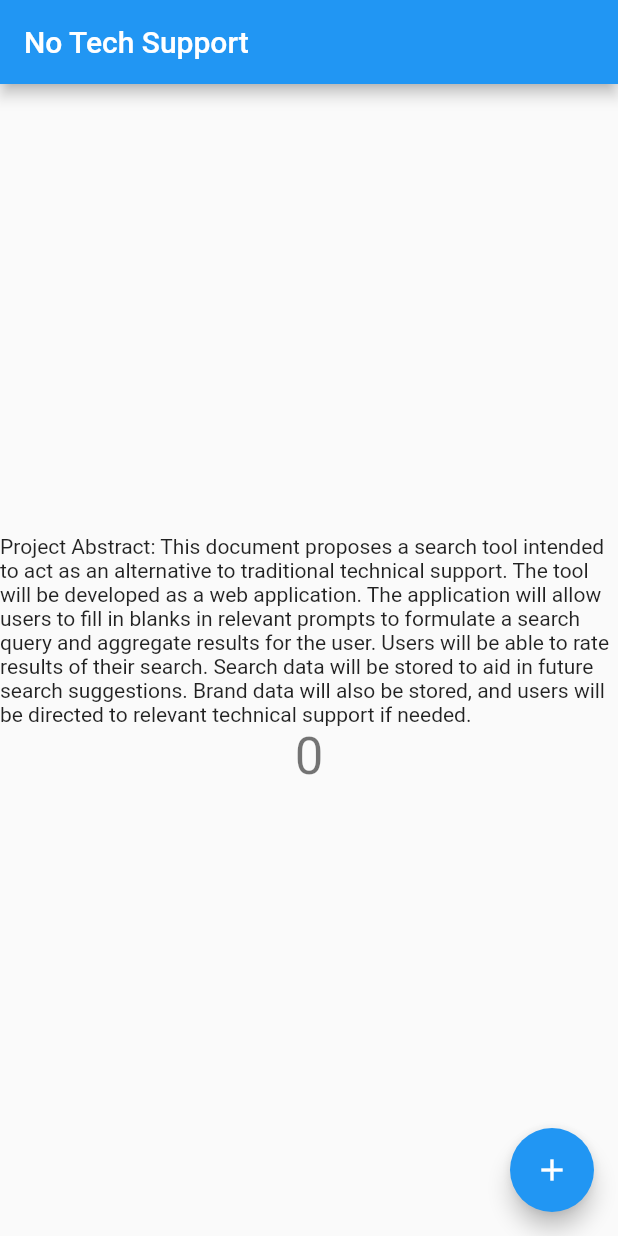
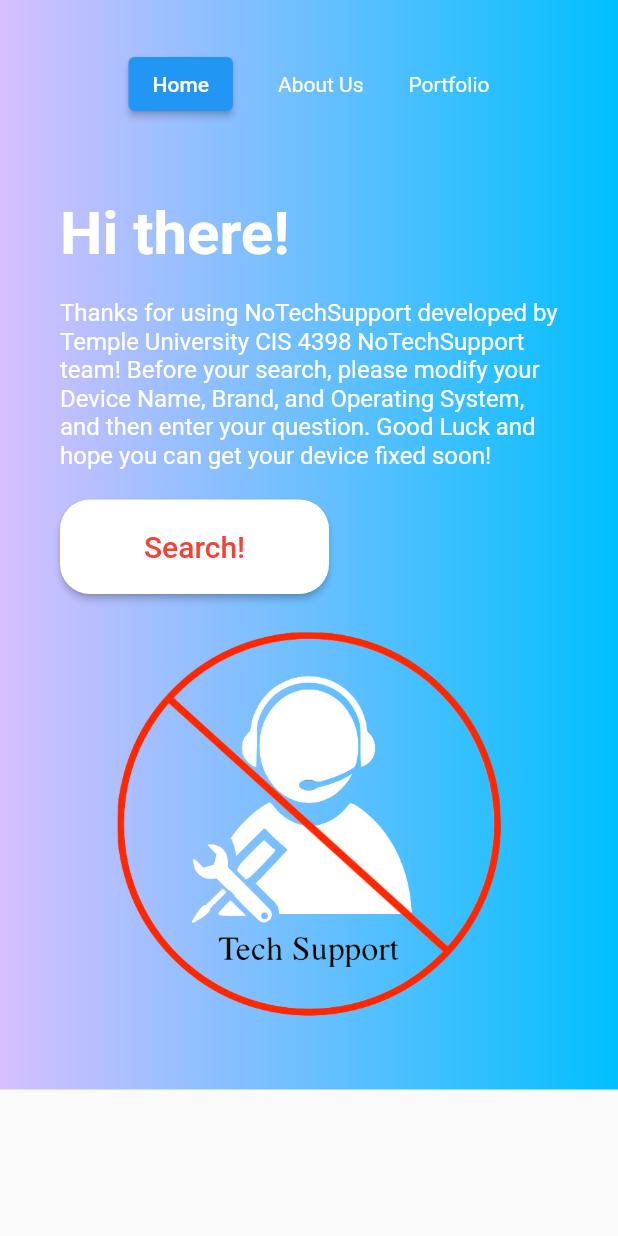
Before and after one commit to Capstone-Projects-2021-Fall/project-teams-no-tech-support, a Flutter app: the screen it shows after launch, on a phone screen of 412 x 824 dp. Run offline on Flutter 3.47's test engine with Material 2 defaults, Android fonts, the phone set to English and light mode, and no system bars; Roboto replaces fonts that are missing (Montserrat).

Commit message:
Added homepage with all the buttons

```diff
--- /dev/null
+++ b/Frontend/lib/Components/Navbar.dart
@@ -0,0 +1,140 @@
+import 'package:flutter/material.dart';
+import 'package:myapp/Screens/searchPage.dart';
+
+class Navbar extends StatelessWidget {
+  @override
+  Widget build(BuildContext context) {
+    return LayoutBuilder(
+      builder: (context, constraints) {
+        if (constraints.maxWidth > 1200) {
+          return DesktopNavbar();
+        } else if (constraints.maxWidth > 800 && constraints.maxWidth < 1200) {
+          return DesktopNavbar();
+        } else {
+          return MobileNavbar();
+        }
+      },
+    );
+  }
+}
+
+class DesktopNavbar extends StatelessWidget {
+  @override
+  Widget build(BuildContext context) {
+    return Padding(
+      padding: const EdgeInsets.symmetric(vertical: 20, horizontal: 40),
+      child: Container(
+        child: Row(
+          mainAxisAlignment: MainAxisAlignment.spaceBetween,
+          children: <Widget>[
+            Text(
+              "NoTechSupport",
+              style: TextStyle(
+                  fontWeight: FontWeight.bold,
+                  color: Colors.white,
+                  fontSize: 30),
+            ),
+            Row(
+              children: <Widget>[
+                TextButton(
+                  child: Text("Home ", style: TextStyle(color: Colors.white),),
+                  onPressed: (){
+                    //Navigator.of(context).push(
+                        //MaterialPageRoute(builder: (context) => searchPage())
+                        //);
+                  },
+                  //style: TextStyle(color: Colors.white),
+                ),
+                SizedBox(
+                  width: 30,
+                ),
+                 TextButton(
+                  child: Text("About ", style: TextStyle(color: Colors.white),),
+                  onPressed: (){
+                    //Navigator.of(context).push(
+                        //MaterialPageRoute(builder: (context) => searchPage()));
+                  },
+                  //style: TextStyle(color: Colors.white),
+                ),
+                SizedBox(
+                  width: 30,
+                ),
+                 TextButton(
+                  child: Text("Search", style: TextStyle(color: Colors.white),),
+                  onPressed: (){
+                    //Navigator.of(context).push(
+                        //MaterialPageRoute(builder: (context) => searchPage()));
+                  },
+                  //style: TextStyle(color: Colors.white),
+                ),
+                //Text(
+                //  "Search",
+                //  style: TextStyle(color: Colors.white),
+                //),
+                SizedBox(
+                  width: 30,
+                ),
+                MaterialButton(
+                  color: Colors.pink,
+                  shape: RoundedRectangleBorder(
+                      borderRadius: BorderRadius.all(Radius.circular(20.0))),
+                  onPressed: () {
+                    //Navigator.of(context).push(
+                        //MaterialPageRoute(builder: (context) => searchPage()));
+                  },
+                  child: Text(
+                    "Get Started",
+                    style: TextStyle(color: Colors.white),
+                  ),
+                )
+              ],
+            )
+          ],
+        ),
+      ),
+    );
+  }
+}
+
+class MobileNavbar extends StatelessWidget {
+  @override
+  Widget build(BuildContext context) {
+    return Padding(
+      padding: const EdgeInsets.symmetric(vertical: 20, horizontal: 40),
+      child: Container(
+        child: Column(children: <Widget>[
+          Padding(
+            padding: const EdgeInsets.all(12.0),
+            child: Row(
+              mainAxisAlignment: MainAxisAlignment.center,
+              children: <Widget>[
+                ElevatedButton(
+                  onPressed: () {
+                    //Navigator.of(context).push(
+                        //MaterialPageRoute(builder: (context) => searchPage()));
+                  },
+                  child: Text("Home"),
+                  //style: TextStyle(color: Colors.white),
+                ),
+                SizedBox(
+                  width: 30,
+                ),
+                Text(
+                  "About Us",
+                  style: TextStyle(color: Colors.white),
+                ),
+                SizedBox(
+                  width: 30,
+                ),
+                Text(
+                  "Portfolio",
+                  style: TextStyle(color: Colors.white),
+                ),
+              ],
+            ),
+          )
+        ]),
+      ),
+    );
+  }
+}
--- /dev/null
+++ b/Frontend/lib/Screens/homePage.dart
@@ -0,0 +1,69 @@
+import 'package:flutter/material.dart';
+
+class homePage extends StatelessWidget {
+  List<Widget> pageChildren(double width) {
+    return <Widget>[
+      Container(
+        width: width,
+        child: Column(
+          crossAxisAlignment: CrossAxisAlignment.start,
+          children: <Widget>[
+            Text(
+              "Hi there!",
+              style: TextStyle(
+                  fontWeight: FontWeight.bold,
+                  fontSize: 40.0,
+                  color: Colors.white),
+            ),
+            Padding(
+              padding: const EdgeInsets.symmetric(vertical: 20.0),
+              child: Text(
+                "Thanks for using NoTechSupport developed by Temple University CIS 4398 NoTechSupport team! Before your search, please modify your Device Name, Brand, and Operating System, and then enter your question. Good Luck and hope you can get your device fixed soon!",
+                style: TextStyle(fontSize: 16.0, color: Colors.white),
+              ),
+            ),
+            MaterialButton(
+              color: Colors.white,
+              shape: RoundedRectangleBorder(
+                  borderRadius: BorderRadius.all(Radius.circular(20.0))),
+              onPressed: () {},
+              child: Padding(
+                padding: const EdgeInsets.symmetric(
+                    vertical: 20.0, horizontal: 40.0),
+                child: Text(
+                  "Search!",
+                  style: TextStyle(fontSize: 20.0, color: Colors.red),
+                ),
+              ),
+            )
+          ],
+        ),
+      ),
+      Padding(
+        padding: const EdgeInsets.symmetric(vertical: 20.0),
+        child: Image.asset(
+          "assets/images/image1.png",
+          width: width,
+        ),
+      )
+    ];
+  }
+
+  @override
+  Widget build(BuildContext context) {
+    return LayoutBuilder(
+      builder: (context, constraints) {
+        if (constraints.maxWidth > 800) {
+          return Row(
+            mainAxisAlignment: MainAxisAlignment.center,
+            children: pageChildren(constraints.biggest.width / 2),
+          );
+        } else {
+          return Column(
+            children: pageChildren(constraints.biggest.width),
+          );
+        }
+      },
+    );
+  }
+}
--- a/Frontend/lib/main.dart
+++ b/Frontend/lib/main.dart
@@ -1,115 +1,49 @@
 import 'package:flutter/material.dart';
+import 'package:myapp/Screens/homePage.dart';
+import 'package:myapp/Components/Navbar.dart';
+import 'package:myapp/Screens/searchPage.dart';
 
-void main() {
-  runApp(const MyApp());
-}
+void main() => runApp(MyApp());
 
 class MyApp extends StatelessWidget {
-  const MyApp({Key? key}) : super(key: key);
 
-  // This widget is the root of your application.
   @override
   Widget build(BuildContext context) {
     return MaterialApp(
-      title: 'Flutter Demo',
-      theme: ThemeData(
-        // This is the theme of your application.
-        //
-        // Try running your application with "flutter run". You'll see the
-        // application has a blue toolbar. Then, without quitting the app, try
-        // changing the primarySwatch below to Colors.green and then invoke
-        // "hot reload" (press "r" in the console where you ran "flutter run",
-        // or simply save your changes to "hot reload" in a Flutter IDE).
-        // Notice that the counter didn't reset back to zero; the application
-        // is not restarted.
-        primarySwatch: Colors.blue,
-      ),
-      home: const MyHomePage(title: 'No Tech Support'),
+      title: 'NoTechSupport',
+      theme: ThemeData(primarySwatch: Colors.blue, fontFamily: "Montserrat"),
+      home: MyHomePage(),
     );
   }
 }
 
-class MyHomePage extends StatefulWidget {
-  const MyHomePage({Key? key, required this.title}) : super(key: key);
-
-  // This widget is the home page of your application. It is stateful, meaning
-  // that it has a State object (defined below) that contains fields that affect
-  // how it looks.
-
-  // This class is the configuration for the state. It holds the values (in this
-  // case the title) provided by the parent (in this case the App widget) and
-  // used by the build method of the State. Fields in a Widget subclass are
-  // always marked "final".
-
-  final String title;
-
-  @override
-  State<MyHomePage> createState() => _MyHomePageState();
-}
-
-class _MyHomePageState extends State<MyHomePage> {
-  int _counter = 0;
-
-  void _incrementCounter() {
-    setState(() {
-      // This call to setState tells the Flutter framework that something has
-      // changed in this State, which causes it to rerun the build method below
-      // so that the display can reflect the updated values. If we changed
-      // _counter without calling setState(), then the build method would not be
-      // called again, and so nothing would appear to happen.
-      _counter++;
-    });
-  }
-
+class MyHomePage extends StatelessWidget {
   @override
   Widget build(BuildContext context) {
-    // This method is rerun every time setState is called, for instance as done
-    // by the _incrementCounter method above.
-    //
-    // The Flutter framework has been optimized to make rerunning build methods
-    // fast, so that you can just rebuild anything that needs updating rather
-    // than having to individually change instances of widgets.
     return Scaffold(
-      appBar: AppBar(
-        // Here we take the value from the MyHomePage object that was created by
-        // the App.build method, and use it to set our appbar title.
-        title: Text(widget.title),
-      ),
-      body: Center(
-        // Center is a layout widget. It takes a single child and positions it
-        // in the middle of the parent.
-        child: Column(
-          // Column is also a layout widget. It takes a list of children and
-          // arranges them vertically. By default, it sizes itself to fit its
-          // children horizontally, and tries to be as tall as its parent.
-          //
-          // Invoke "debug painting" (press "p" in the console, choose the
-          // "Toggle Debug Paint" action from the Flutter Inspector in Android
-          // Studio, or the "Toggle Debug Paint" command in Visual Studio Code)
-          // to see the wireframe for each widget.
-          //
-          // Column has various properties to control how it sizes itself and
-          // how it positions its children. Here we use mainAxisAlignment to
-          // center the children vertically; the main axis here is the vertical
-          // axis because Columns are vertical (the cross axis would be
-          // horizontal).
-          mainAxisAlignment: MainAxisAlignment.center,
-          children: <Widget>[
-            const Text(
-              'Project Abstract: This document proposes a search tool intended to act as an alternative to traditional technical support. The tool will be developed as a web application. The application will allow users to fill in blanks in relevant prompts to formulate a search query and aggregate results for the user. Users will be able to rate results of their search. Search data will be stored to aid in future search suggestions. Brand data will also be stored, and users will be directed to relevant technical support if needed.',
-            ),
-            Text(
-              '$_counter',
-              style: Theme.of(context).textTheme.headline4,
-            ),
-          ],
+      body: Container(
+        decoration: BoxDecoration(
+          gradient: LinearGradient(
+              begin: Alignment.centerLeft,
+              end: Alignment.centerRight,
+              colors: [
+                Color.fromRGBO(215, 191, 255, 1.0),
+                Color.fromRGBO(0, 191, 255, 1.0)
+              ]),
+        ),
+        child: SingleChildScrollView(
+          child: Column(
+            children: <Widget>[
+              Navbar(),
+              Padding(
+                padding: const EdgeInsets.symmetric(
+                    vertical: 20.0, horizontal: 40.0),
+                child: homePage()
+              )
+            ],
+          ),
         ),
       ),
-      floatingActionButton: FloatingActionButton(
-        onPressed: _incrementCounter,
-        tooltip: 'Increment',
-        child: const Icon(Icons.add),
-      ), // This trailing comma makes auto-formatting nicer for build methods.
     );
   }
 }
--- a/Frontend/pubspec.yaml
+++ b/Frontend/pubspec.yaml
@@ -58,8 +58,8 @@ flutter:
   uses-material-design: true
 
   # To add assets to your application, add an assets section, like this:
-  # assets:
-  #   - images/a_dot_burr.jpeg
+  assets:
+    - assets/images/image1.png
   #   - images/a_dot_ham.jpeg
 
   # An image asset can refer to one or more resolution-specific "variants", see
```
Also changed, not shown: Frontend/assets/image.png (added), Frontend/assets/images/image1.png (added), Frontend/lib/Screens/searchPage.dart (added), 1 other file.
